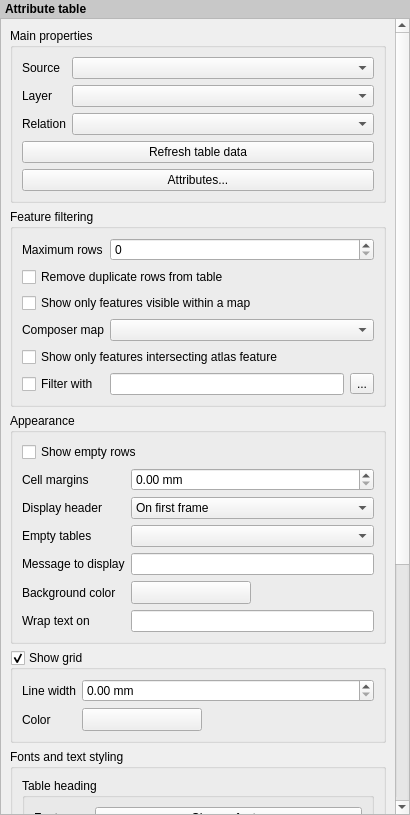
Above: src/ui/qgscomposerattributetablewidgetbase.ui from qgis/QGIS before the change. Below: the same form after it.
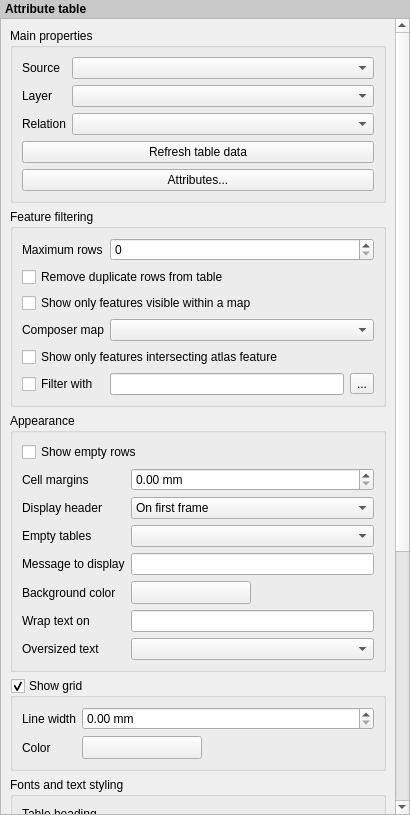
That is the form after the change. Icons and pictures are not drawn. Custom widgets are drawn as their Qt base class.

Commit message:
[FEATURE][composer] Auto wrapping for text in fixed width columns in attribute tables
Sponsored by City of Uster

What changed in the file:
```diff
--- a/src/ui/qgscomposerattributetablewidgetbase.ui
+++ b/src/ui/qgscomposerattributetablewidgetbase.ui
@@ -54,9 +54,9 @@
       <property name="geometry">
        <rect>
         <x>0</x>
-        <y>-433</y>
+        <y>0</y>
         <width>392</width>
-        <height>1225</height>
+        <height>1258</height>
        </rect>
       </property>
       <layout class="QVBoxLayout" name="mainLayout">
@@ -397,6 +397,16 @@
             </property>
            </widget>
           </item>
+          <item row="9" column="0">
+           <widget class="QLabel" name="label_12">
+            <property name="text">
+             <string>Oversized text</string>
+            </property>
+           </widget>
+          </item>
+          <item row="9" column="1">
+           <widget class="QComboBox" name="mWrapBehaviourComboBox"/>
+          </item>
          </layout>
         </widget>
        </item>
```
Left out of the diff: 21 changed lines with no effect on the pictures. The commit also changes 8 other files.
